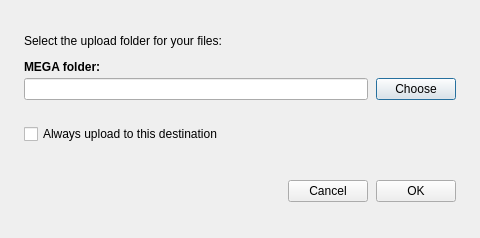
Qt form src/MEGASync/gui/ui/UploadToMegaDialog.ui (meganz/MEGAsync) before a commit.
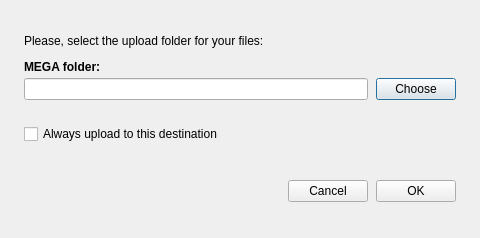
The same form after that commit.

Commit message: SNC-5888: Register upload to mega dialog in the tokenization system.

The edit to the form file:
```diff
--- a/src/MEGASync/gui/ui/UploadToMegaDialog.ui
+++ b/src/MEGASync/gui/ui/UploadToMegaDialog.ui
@@ -71,7 +71,7 @@
       </size>
      </property>
      <property name="text">
-      <string>Select the upload folder for your files:</string>
+      <string>Please, select the upload folder for your files:</string>
      </property>
      <property name="alignment">
       <set>Qt::AlignBottom|Qt::AlignLeading|Qt::AlignLeft</set>
```
The commit also changes 1 other file.
